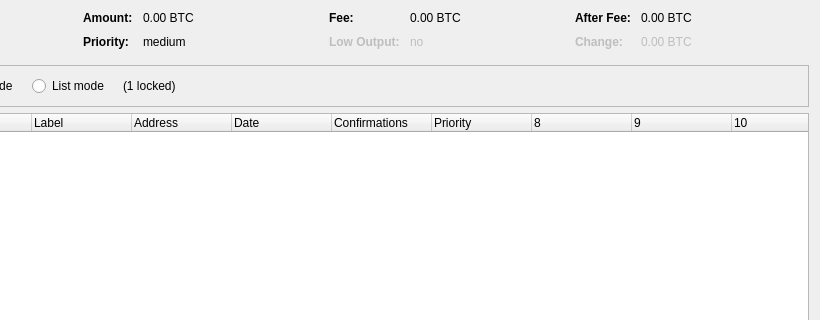
Above: src/qt/forms/coincontroldialog.ui from zetacoin/zetacoin before the change; both pictures show x 180 to 1000 and y 0 to 320 of the 1000 by 500 pixel window. Below: the same form after it.
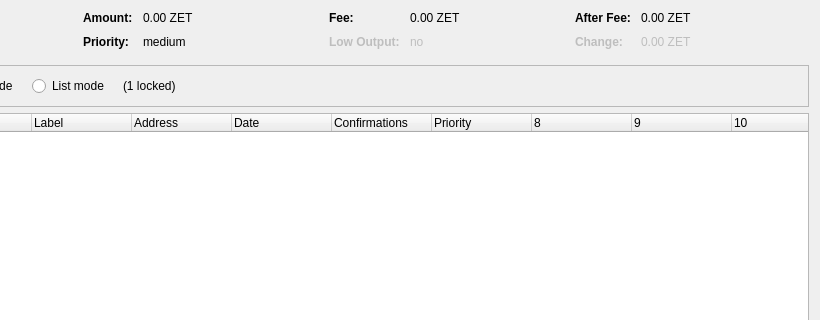
That is the form after the change. Custom widgets are drawn as their Qt base class.

Diff of the .ui file:
```diff
--- a/src/qt/forms/coincontroldialog.ui
+++ b/src/qt/forms/coincontroldialog.ui
@@ -132,7 +132,7 @@
           <enum>Qt::ActionsContextMenu</enum>
          </property>
          <property name="text">
-          <string notr="true">0.00 BTC</string>
+          <string notr="true">0.00 ZET</string>
          </property>
          <property name="textInteractionFlags">
           <set>Qt::LinksAccessibleByMouse|Qt::TextSelectableByKeyboard|Qt::TextSelectableByMouse</set>
@@ -206,7 +206,7 @@
           <enum>Qt::ActionsContextMenu</enum>
          </property>
          <property name="text">
-          <string notr="true">0.00 BTC</string>
+          <string notr="true">0.00 ZET</string>
          </property>
          <property name="textInteractionFlags">
           <set>Qt::LinksAccessibleByMouse|Qt::TextSelectableByKeyboard|Qt::TextSelectableByMouse</set>
@@ -286,7 +286,7 @@
           <enum>Qt::ActionsContextMenu</enum>
          </property>
          <property name="text">
-          <string notr="true">0.00 BTC</string>
+          <string notr="true">0.00 ZET</string>
          </property>
          <property name="textInteractionFlags">
           <set>Qt::LinksAccessibleByMouse|Qt::TextSelectableByKeyboard|Qt::TextSelectableByMouse</set>
@@ -321,7 +321,7 @@
           <enum>Qt::ActionsContextMenu</enum>
          </property>
          <property name="text">
-          <string notr="true">0.00 BTC</string>
+          <string notr="true">0.00 ZET</string>
          </property>
          <property name="textInteractionFlags">
           <set>Qt::LinksAccessibleByMouse|Qt::TextSelectableByKeyboard|Qt::TextSelectableByMouse</set>
```
